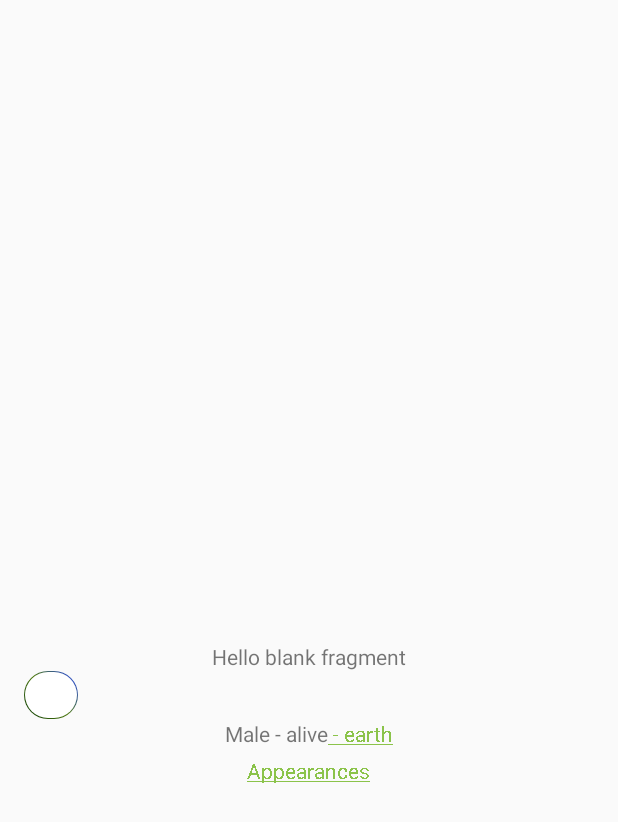
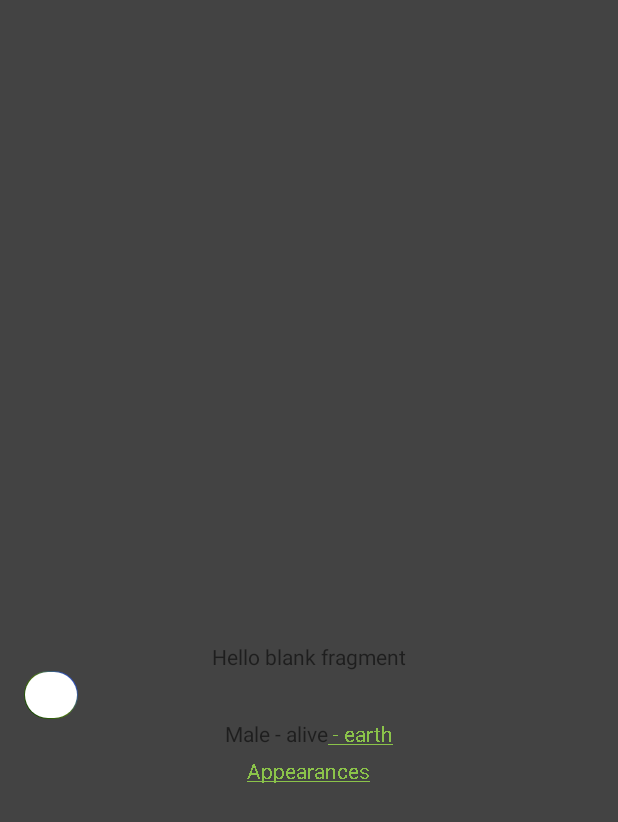
Before and after one commit to juanaso/RickandMortyChallenge, an Android app: the fragment CharacterDetailFragment placed in its activity, on a phone screen of 412 x 824 dp. Shown: the top 822 px of the screen. Run offline under Robolectric (Android 15) with nearby library versions, the phone set to English and light mode, and no system bars; our stand-ins replace Dagger/Hilt's generated code, data binding; libraries missing offline, so code that uses them is left out: com.jakewharton.espresso; pictures from the network do not load; 9 statements that could not run were skipped.

Commit message:
refactored Colors

```diff
--- a/app/src/main/res/values/colors.xml
+++ b/app/src/main/res/values/colors.xml
@@ -3,4 +3,5 @@
     <color name="colorPrimary">#4CAF50</color>
     <color name="colorPrimaryDark">#428A02</color>
     <color name="colorAccent">#8BC34A</color>
+    <color name="background">#434343</color>
 </resources>
--- a/app/src/main/res/values/styles.xml
+++ b/app/src/main/res/values/styles.xml
@@ -8,6 +8,7 @@
 
         <item name="windowActionBar">false</item>
         <item name="windowNoTitle">true</item>
+        <item name="android:windowBackground">@color/background</item>
     </style>
 
     <style name="episode_detail_summary_style">
```
